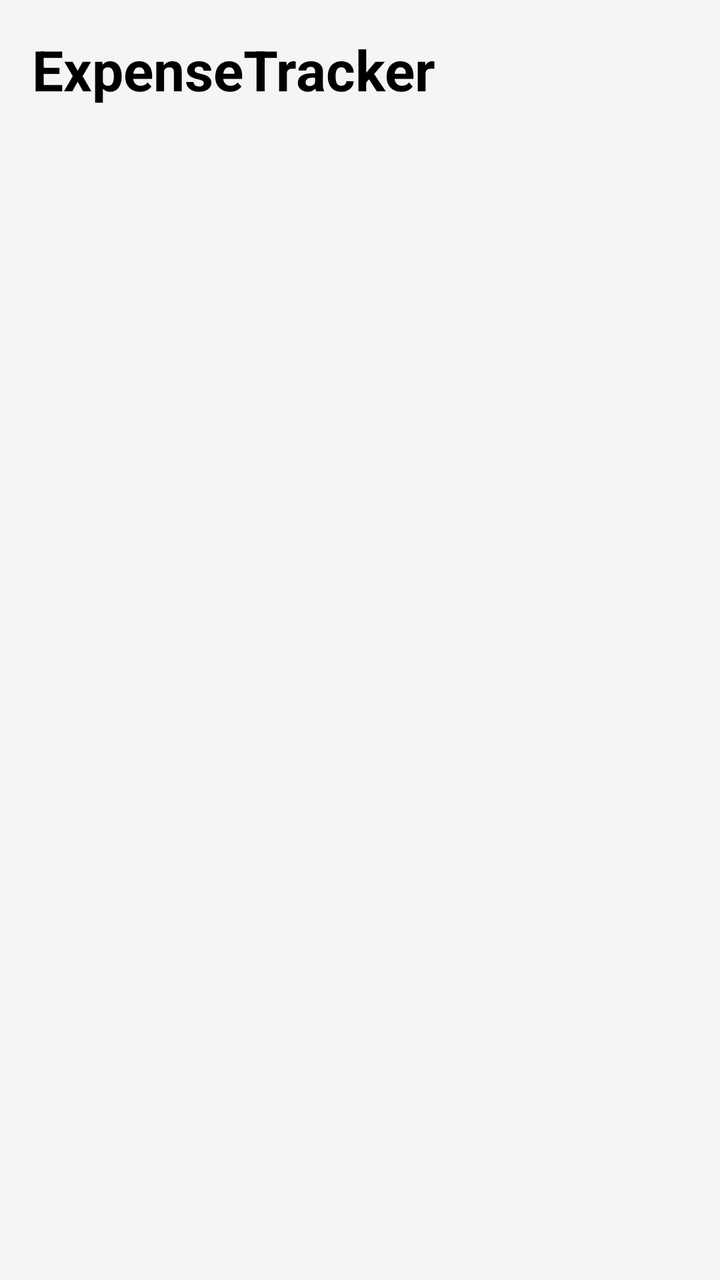
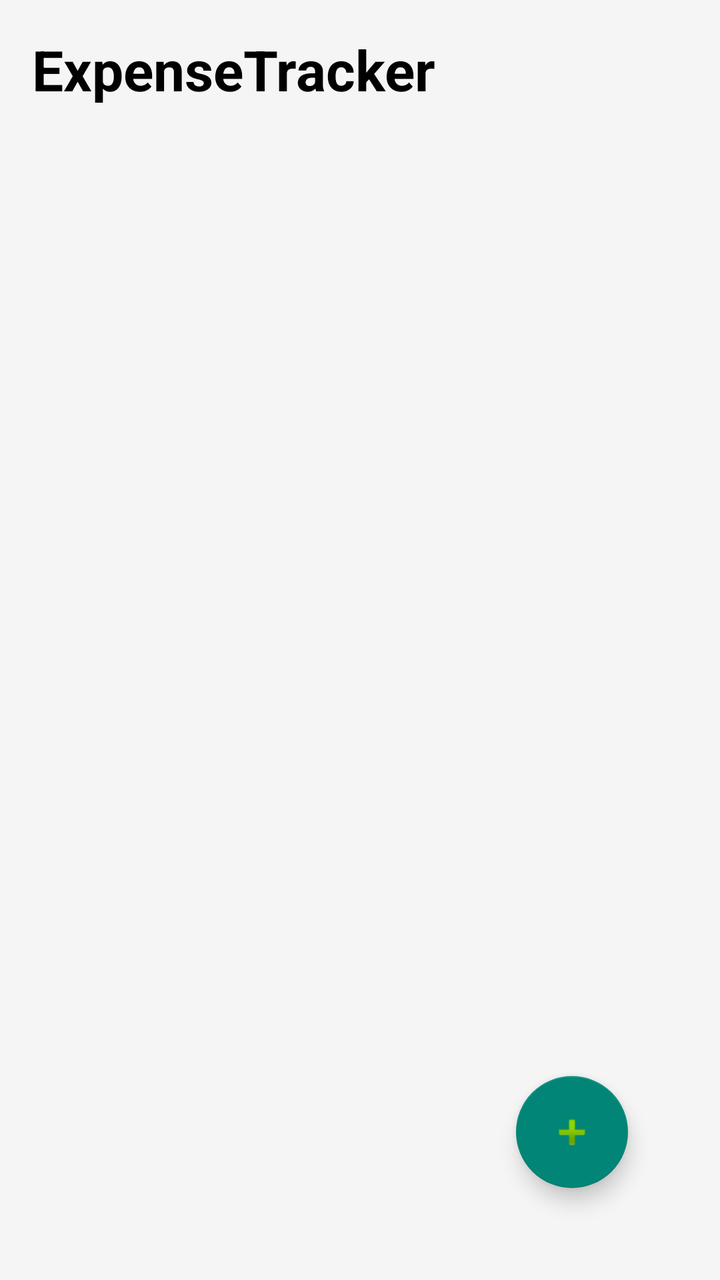

Screens rendered from an Android XML layout before and after an edit, with the pre-edit source and the edit as a unified diff.
<!-- AndroidManifest.xml: activity theme Theme.ExpenseTracker -->
<!-- res/layout/activity_main.xml -->
<?xml version="1.0" encoding="utf-8"?>
<LinearLayout xmlns:android="http://schemas.android.com/apk/res/android"
    android:layout_width="match_parent"
    android:layout_height="match_parent"
    android:orientation="vertical"
    android:background="#F5F5F5"
    android:padding="16dp">

    <LinearLayout
        android:layout_width="match_parent"
        android:layout_height="wrap_content"
        android:orientation="vertical">

        <TextView
            android:id="@+id/titleText"
            android:layout_width="match_parent"
            android:layout_height="66dp"
            android:text="@string/app_name"
            android:textColor="#000000"
            android:textSize="28sp"
            android:textStyle="bold" />

    </LinearLayout>

    <androidx.recyclerview.widget.RecyclerView
        android:id="@+id/expenseRecyclerView"
        android:layout_width="match_parent"
        android:layout_height="match_parent"
        android:clipToPadding="false"
        android:paddingBottom="16dp" />


</LinearLayout>
<!-- resources referenced by this layout -->
<resources>
  <string name="app_name">ExpenseTracker</string>
  <style name="Theme.ExpenseTracker" parent="Theme.AppCompat.DayNight.NoActionBar" />
</resources>

<!-- the commit's change to res/layout/activity_main.xml (unified diff, before → after) -->
@@ -21,13 +21,26 @@
             android:textStyle="bold" />
 
     </LinearLayout>
+    <FrameLayout
+        xmlns:android="http://schemas.android.com/apk/res/android"
+        android:layout_width="match_parent"
+        android:layout_height="match_parent">
 
-    <androidx.recyclerview.widget.RecyclerView
-        android:id="@+id/expenseRecyclerView"
-        android:layout_width="match_parent"
-        android:layout_height="match_parent"
-        android:clipToPadding="false"
-        android:paddingBottom="16dp" />
+        <androidx.recyclerview.widget.RecyclerView
+            android:id="@+id/expenseRecyclerView"
+            android:layout_width="match_parent"
+            android:layout_height="match_parent"
+            android:clipToPadding="false"
+            android:paddingBottom="88dp" />
 
+        <com.google.android.material.floatingactionbutton.FloatingActionButton
+            android:id="@+id/addExpenseFab"
+            android:layout_width="wrap_content"
+            android:layout_height="wrap_content"
+            android:layout_gravity="bottom|end"
+            android:layout_margin="30dp"
+            android:src="@android:drawable/ic_input_add"
+            android:contentDescription="Add expense" />
 
+    </FrameLayout>
 </LinearLayout>
<!-- resource entries referenced after the edit -->
@@ -1,6 +1,6 @@
 <!-- resources referenced by this layout -->
 <resources>
   <string name="app_name">ExpenseTracker</string>
-  <style name="Theme.ExpenseTracker" parent="Theme.AppCompat.DayNight.NoActionBar" />
+  <style name="Theme.ExpenseTracker" parent="Theme.AppCompat.Light.NoActionBar" />
 </resources>
 
